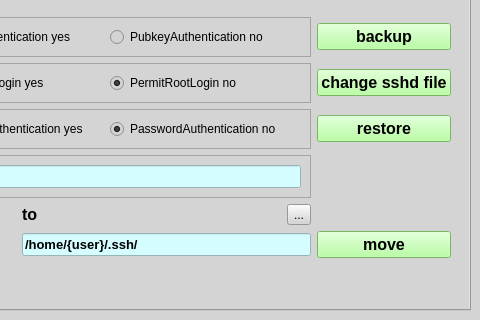
Above: ssh.ui from extybr/remote_control before the change; both pictures show x 324 to 804 and y 200 to 520 of the 804 by 520 pixel window. Below: the same form after it.
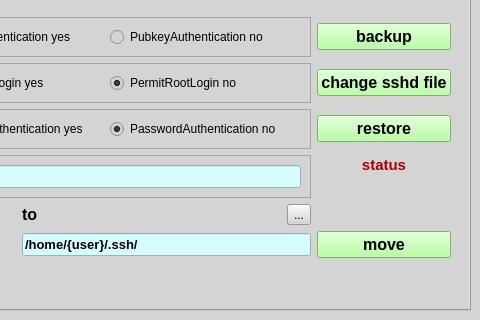
That is the form after the change. The open tabs and pages were chosen to show the change.

What changed in the file:
```diff
--- a/ssh.ui
+++ b/ssh.ui
@@ -921,6 +921,26 @@
              </property>
             </widget>
            </item>
+           <item row="4" column="6">
+            <widget class="QLabel" name="label_11">
+             <property name="font">
+              <font>
+               <pointsize>11</pointsize>
+               <weight>75</weight>
+               <bold>true</bold>
+              </font>
+             </property>
+             <property name="styleSheet">
+              <string notr="true">color: rgb(170, 0, 0);</string>
+             </property>
+             <property name="text">
+              <string>status</string>
+             </property>
+             <property name="alignment">
+              <set>Qt::AlignCenter</set>
+             </property>
+            </widget>
+           </item>
           </layout>
          </widget>
         </item>
```
